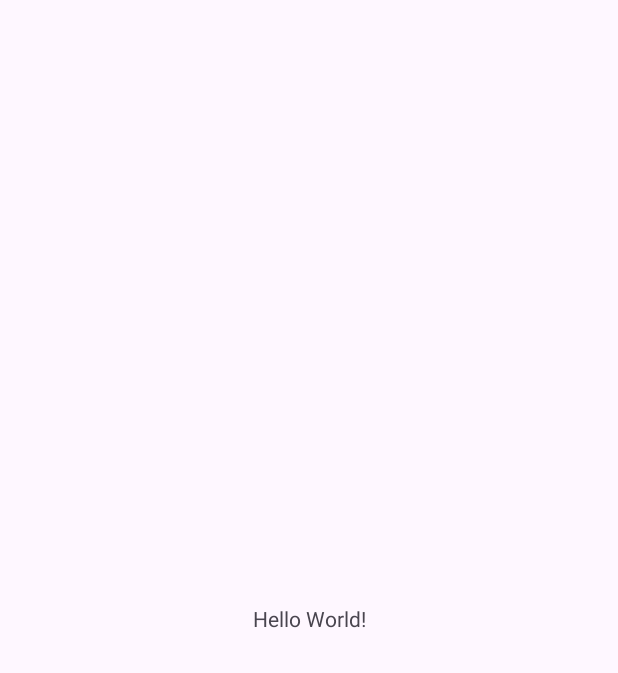
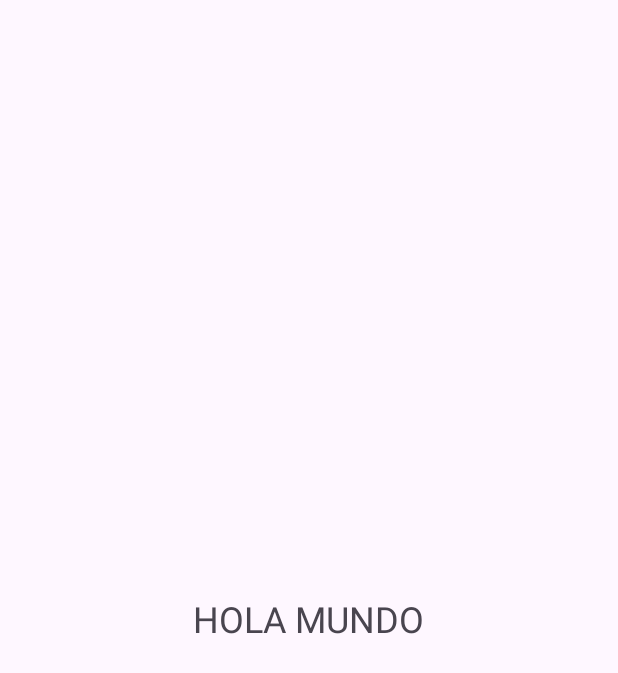
Before and after one commit to jgs1038/CketCKetInternational, an Android app: the screen it shows after launch (MainActivity), on a phone screen of 412 x 824 dp. Before the commit the part shown is almost empty. Shown: the top 673 px of the screen. Run offline under Robolectric (Android 15) with nearby library versions, the light colour scheme and no system bars.

Commit message:
He cambiado el hello world por defecto por el Hola Mundo

```diff
--- a/app/src/main/res/layout/activity_main.xml
+++ b/app/src/main/res/layout/activity_main.xml
@@ -9,7 +9,8 @@
     <TextView
         android:layout_width="wrap_content"
         android:layout_height="wrap_content"
-        android:text="Hello World!"
+        android:text="HOLA MUNDO"
+        android:textSize="24sp"
         app:layout_constraintBottom_toBottomOf="parent"
         app:layout_constraintEnd_toEndOf="parent"
         app:layout_constraintStart_toStartOf="parent"
```
